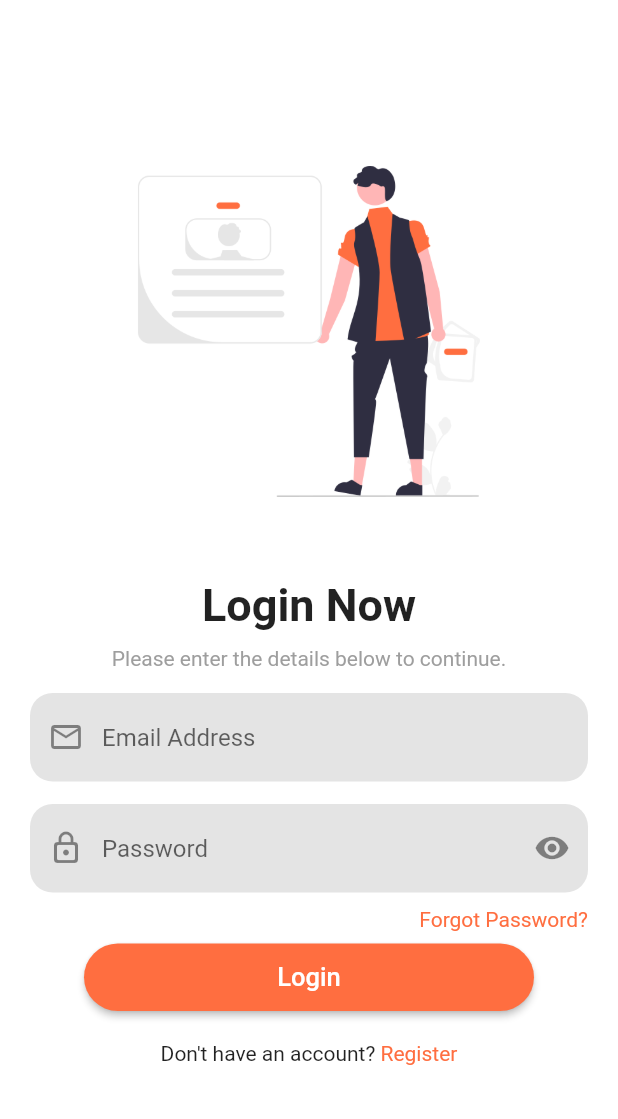
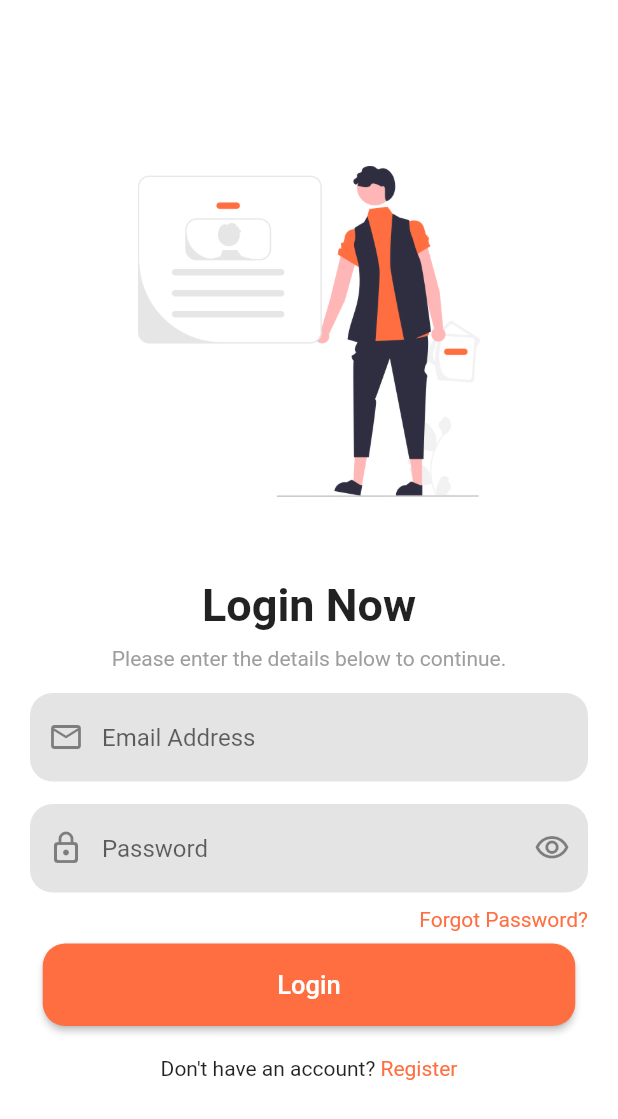
Before and after one commit to Daniel-16/30-days-of-flutter, a Flutter app: the LoginScreen screen opened by its route, on a phone screen of 412 x 824 dp. Shown: the top 1119 px of the screen. Run offline on Flutter 3.47's test engine with Material 2 defaults, Android fonts, the phone set to English and light mode, and no system bars.

```diff
--- a/lib/main.dart
+++ b/lib/main.dart
@@ -2,6 +2,7 @@ import 'package:flutter/material.dart';
 import 'package:flutter_practice/pages/home_page.dart';
 import 'package:flutter_practice/pages/intro_screen.dart';
 import 'package:flutter_practice/pages/login_screen.dart';
+import 'package:flutter_practice/pages/signup_screen.dart';
 
 void main() async {
   runApp(const MyApp());
@@ -23,7 +24,8 @@ class MyApp extends StatelessWidget {
       routes: {
         '/intro': (context) => const IntroScreen(),
         '/login': (context) => const LoginScreen(),
-        '/': (context) => const HomePage()
+        '/': (context) => const HomePage(),
+        '/signup': (context) => const SignupScreen(),
       },
     );
   }
--- a/lib/pages/drawer.dart
+++ b/lib/pages/drawer.dart
@@ -12,7 +12,7 @@ class DrawerWidget extends StatelessWidget {
         child: ListView(
           children: [
             Image.asset(
-              "assets/hack.jpg",
+              "assets/person.jpg",
             ),
             const ListTile(
               title: Text("Shared with me"),
--- a/lib/pages/login_screen.dart
+++ b/lib/pages/login_screen.dart
@@ -1,7 +1,21 @@
 import 'package:flutter/material.dart';
+import 'package:flutter/services.dart';
 
-class LoginScreen extends StatelessWidget {
+class LoginScreen extends StatefulWidget {
   const LoginScreen({super.key});
+
+  @override
+  State<LoginScreen> createState() => _LoginScreenState();
+}
+
+class _LoginScreenState extends State<LoginScreen> {
+  bool obscureText = true;
+  void setObscureText() {
+    setState(() {
+      obscureText = !obscureText;
+      print(obscureText);
+    });
+  }
 
   @override
   Widget build(BuildContext context) {
@@ -20,12 +34,12 @@ class LoginScreen extends StatelessWidget {
                 height: 330,
                 width: 330,
               ),
-              Text(
+              const Text(
                 "Login Now",
                 style: TextStyle(fontSize: 30, fontWeight: FontWeight.bold),
               ),
-              Padding(
-                padding: const EdgeInsets.only(top: 10.0, bottom: 15),
+              const Padding(
+                padding: EdgeInsets.only(top: 10.0, bottom: 15),
                 child: Text(
                   "Please enter the details below to continue.",
                   style: TextStyle(color: Colors.grey),
@@ -34,6 +48,7 @@ class LoginScreen extends StatelessWidget {
               Padding(
                 padding: const EdgeInsets.only(left: 20.0, right: 20.0),
                 child: TextField(
+                  keyboardType: TextInputType.emailAddress,
                   decoration: InputDecoration(
                       filled: true,
                       focusedBorder: OutlineInputBorder(
@@ -42,9 +57,9 @@ class LoginScreen extends StatelessWidget {
                       enabledBorder: OutlineInputBorder(
                           borderRadius: BorderRadius.circular(15),
                           borderSide: BorderSide.none),
-                      fillColor: Color.fromARGB(255, 228, 228, 228),
+                      fillColor: const Color.fromARGB(255, 228, 228, 228),
                       hintText: "Email Address",
-                      prefixIcon: Icon(Icons.mail_outline_outlined),
+                      prefixIcon: const Icon(Icons.mail_outline_outlined),
                       border: InputBorder.none),
                 ),
               ),
@@ -52,6 +67,7 @@ class LoginScreen extends StatelessWidget {
                 padding:
                     const EdgeInsets.only(left: 20.0, right: 20.0, top: 15),
                 child: TextField(
+                  keyboardType: TextInputType.visiblePassword,
                   decoration: InputDecoration(
                       filled: true,
                       focusedBorder: OutlineInputBorder(
@@ -60,15 +76,20 @@ class LoginScreen extends StatelessWidget {
                       enabledBorder: OutlineInputBorder(
                           borderRadius: BorderRadius.circular(15),
                           borderSide: BorderSide.none),
-                      fillColor: Color.fromARGB(255, 228, 228, 228),
+                      fillColor: const Color.fromARGB(255, 228, 228, 228),
                       hintText: "Password",
-                      prefixIcon: Icon(Icons.lock_outline_rounded),
-                      suffixIcon: Icon(Icons.remove_red_eye),
+                      prefixIcon: const Icon(Icons.lock_outline_rounded),
+                      suffixIcon: IconButton(
+                          onPressed: setObscureText,
+                          icon: obscureText
+                              ? const Icon(Icons.visibility_outlined)
+                              : const Icon(Icons.visibility_off_outlined)),
                       border: InputBorder.none),
+                  obscureText: obscureText ? false : true,
                 ),
               ),
-              Padding(
-                padding: const EdgeInsets.only(right: 20.0, top: 10),
+              const Padding(
+                padding: EdgeInsets.only(right: 20.0, top: 10),
                 child: Align(
                   alignment: Alignment.centerRight,
                   child: Text(
@@ -80,15 +101,15 @@ class LoginScreen extends StatelessWidget {
               Padding(
                 padding: const EdgeInsets.only(top: 8.0),
                 child: SizedBox(
-                    width: 300,
-                    height: 45,
+                    width: 355,
+                    height: 55,
                     child: ElevatedButton(
                         style: ButtonStyle(
                             backgroundColor: MaterialStateProperty.all<Color>(
                                 Colors.deepOrangeAccent),
                             shape: MaterialStateProperty.all(
                                 RoundedRectangleBorder(
-                                    borderRadius: BorderRadius.circular(30)))),
+                                    borderRadius: BorderRadius.circular(15)))),
                         onPressed: () {
                           Navigator.pushNamed(context, '/');
                         },
@@ -102,10 +123,15 @@ class LoginScreen extends StatelessWidget {
                 child: Row(
                   mainAxisAlignment: MainAxisAlignment.center,
                   children: [
-                    Text("Don't have an account? "),
-                    Text(
-                      "Register",
-                      style: TextStyle(color: Colors.deepOrangeAccent),
+                    const Text("Don't have an account? "),
+                    GestureDetector(
+                      onTap: () {
+                        Navigator.pushNamed(context, '/signup');
+                      },
+                      child: const Text(
+                        "Register",
+                        style: TextStyle(color: Colors.deepOrangeAccent),
+                      ),
                     ),
                   ],
                 ),
--- a/lib/pages/profile_screen.dart
+++ b/lib/pages/profile_screen.dart
@@ -34,11 +34,11 @@ class ProfilePage extends StatelessWidget {
                       child: ClipRRect(
                           borderRadius: BorderRadius.circular(100),
                           child: Image.asset(
-                            "assets/hack.jpg",
+                            "assets/person.jpg",
                             fit: BoxFit.cover,
                           ))),
                   const Text(
-                    "Anon Joe",
+                    "Jane Doe",
                     style: TextStyle(fontSize: 30),
                   ),
                   const Text(
```
Also changed, not shown: lib/pages/intro_screen.dart (+7 -7 lines), lib/pages/signup_screen.dart (added, +171 -0 lines).
